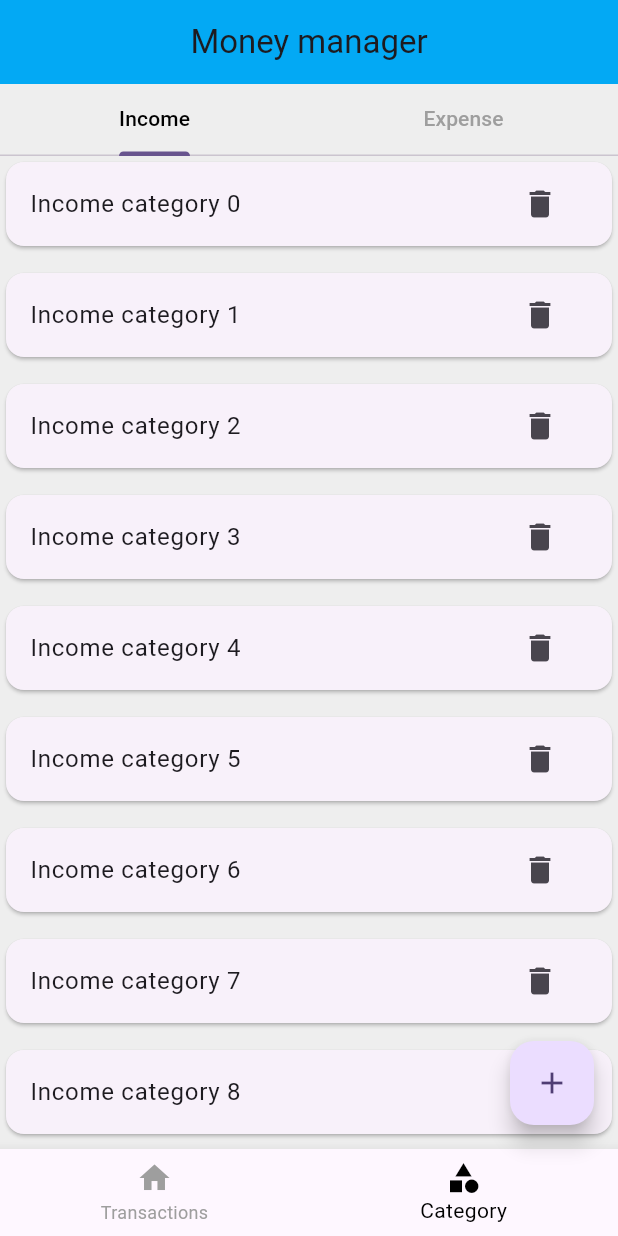
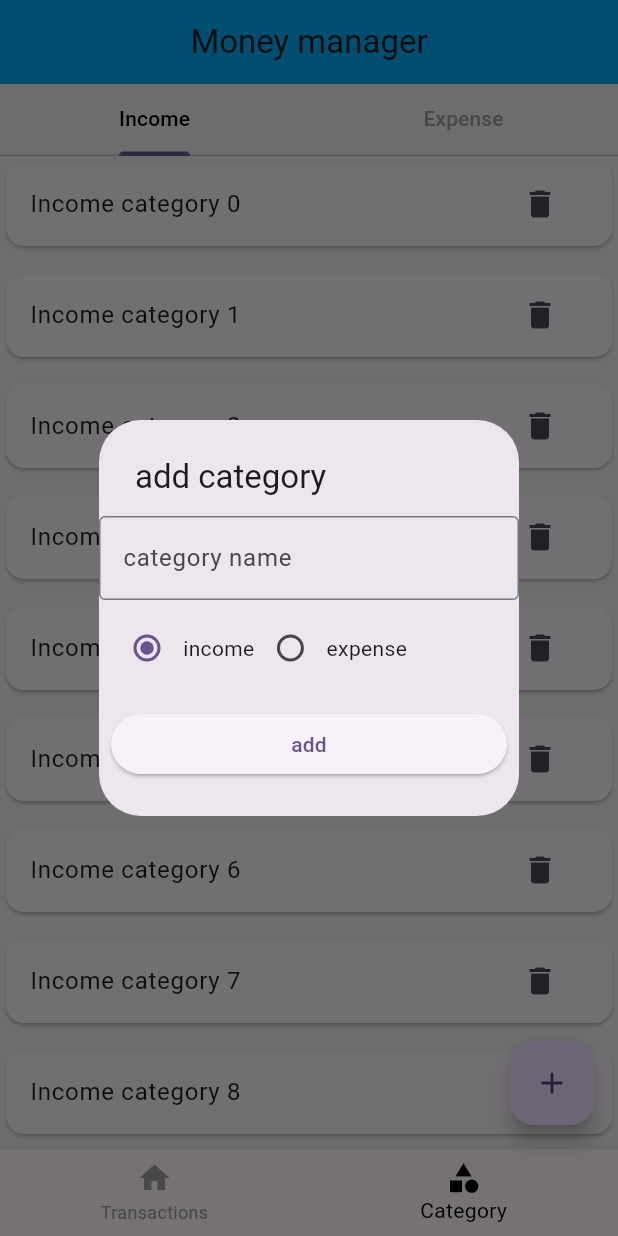
Before and after one commit to gold-roger33/money-management-app, a Flutter app: the screen it shows after launch, item 2 of the bottom bar chosen, after a tap on the "add" icon, on a phone screen of 412 x 824 dp. Run offline on Flutter 3.47's test engine with Material 3 defaults, Android fonts, the phone set to English and light mode, and no system bars; our stand-ins replace hive, hive_flutter; accounts and stored records are empty.

Commit message:
added popup button in category

```diff
--- a/lib/db/category/category_db.dart
+++ b/lib/db/category/category_db.dart
@@ -1,5 +1,3 @@
-import 'dart:ffi';
-
 import 'package:hive/hive.dart';
 import 'package:p_money_management/model/category/category_model.dart';
 
@@ -8,17 +6,23 @@ const CATEGORY_DB_NAME='category-database';
 
 abstract class categorydbFunctions{
 
-List<categoryModel>getCategories();
-Future<void> insertcategory(categoryModel value);
+  Future<List<categoryModel>>getCategories();
+  Future<void> insertcategory(categoryModel value);
 }
 
-class categoryDB implements categorydbFunctions{
-
+  class categoryDB implements categorydbFunctions{
   @override
-  Future<Void> insertcategory(categoryModel value) async{
+  Future<void> insertcategory(categoryModel value) async{
    final _categoryDB =await Hive.openBox<categoryModel>(CATEGORY_DB_NAME);
    await _categoryDB.add(value);
   }
 
+  @override
+  Future<List<categoryModel>> getCategories() async {
+    final _categoryDB =await Hive.openBox<categoryModel>(CATEGORY_DB_NAME);
+    return _categoryDB.values.toList();
+
+  }
+
 
 }
--- a/lib/model/category/category_model.dart
+++ b/lib/model/category/category_model.dart
@@ -1,3 +1,4 @@
+import 'package:flutter/material.dart';
 import 'package:hive/hive.dart';
 part 'category_model.g.dart';
 
@@ -33,4 +34,11 @@ class categoryModel{
     required this.type
   }
    );
+
+  @override
+  String toString(){
+    return '{$name $type}' ;
+  }
+
+
 }
--- /dev/null
+++ b/lib/screens/category/add_popup.dart
@@ -0,0 +1,73 @@
+import 'package:flutter/material.dart';
+import 'package:p_money_management/model/category/category_model.dart';
+
+ValueNotifier<categoryType> selectedcategoryNotifier = ValueNotifier(categoryType.income);
+
+Future<void> showcategoryaddpopup(BuildContext context) async {
+  showDialog(
+      context: context,
+      builder: (ctx) {
+        return SimpleDialog(
+          title: Text("add category"),
+          children: [
+            TextFormField(
+              decoration: InputDecoration(
+                hintText: "category name",
+                border: OutlineInputBorder(),
+              ),
+            ),
+
+          Padding(padding: const EdgeInsets.all(8.0),
+
+             child: Row(children: [
+              Radiobutton(title: "income", type:categoryType.income),
+              Radiobutton(title: "expense", type:categoryType.expense)
+                       ],),
+           ),
+
+            Padding(
+              padding: const EdgeInsets.all(8.0),
+              child: ElevatedButton(onPressed: () {}, child: Text("add")),
+            )
+          ],
+        );
+      });
+}
+
+
+class Radiobutton extends StatelessWidget {
+  final String title;
+  final categoryType type;
+
+  const Radiobutton({
+  Key? key,
+  required this.title,
+  required this.type,
+  }) : super(key: key);
+
+
+
+  @override
+  Widget build(BuildContext context) {
+    return Row(
+      children: [
+        ValueListenableBuilder(valueListenable: selectedcategoryNotifier,
+         builder: (BuildContext ctx,categoryType newcategory, Widget? _){
+          return  Radio<categoryType>(
+          value: type,
+          groupValue:newcategory,
+          onChanged: (value) {
+            if(value==null){
+              return;
+            }
+            selectedcategoryNotifier.value = value;
+            selectedcategoryNotifier.notifyListeners();
+
+          }
+          );
+         }),
+        Text(title)
+      ],
+    );
+  }
+}
--- a/lib/screens/category/category.dart
+++ b/lib/screens/category/category.dart
@@ -1,4 +1,5 @@
 import 'package:flutter/material.dart';
+import 'package:p_money_management/db/category/category_db.dart';
 import 'package:p_money_management/screens/category/expense_cat.dart';
 import 'package:p_money_management/screens/category/income_cat.dart';
 
@@ -16,6 +17,10 @@ class _categoryState extends State<category>with SingleTickerProviderStateMixin
   @override
   void initState() {
     _tabcontroller = TabController(length: 2, vsync: this);
+    categoryDB().getCategories().then((value) {
+      print("Categories get");
+      print(value.toString());
+    });
     super.initState();
   }
 
--- a/lib/screens/home/home.dart
+++ b/lib/screens/home/home.dart
@@ -1,4 +1,7 @@
 import 'package:flutter/material.dart';
+import 'package:p_money_management/db/category/category_db.dart';
+import 'package:p_money_management/model/category/category_model.dart';
+import 'package:p_money_management/screens/category/add_popup.dart';
 import 'package:p_money_management/screens/category/category.dart';
 import 'package:p_money_management/screens/home/widgets/bottom_nav.dart';
 import 'package:p_money_management/screens/transactions/transaction.dart';
@@ -38,6 +41,15 @@ class screenhome extends StatelessWidget {
         else
         {
           print('add category');
+
+          showcategoryaddpopup(context);
+
+        /*  final _sample= categoryModel(
+            id: DateTime.now().millisecondsSinceEpoch.toString(),
+           name: "travel",
+            type: categoryType.expense,
+            );
+          categoryDB().insertcategory(_sample); */
           }
         },
         child: const Icon(Icons.add),
```
